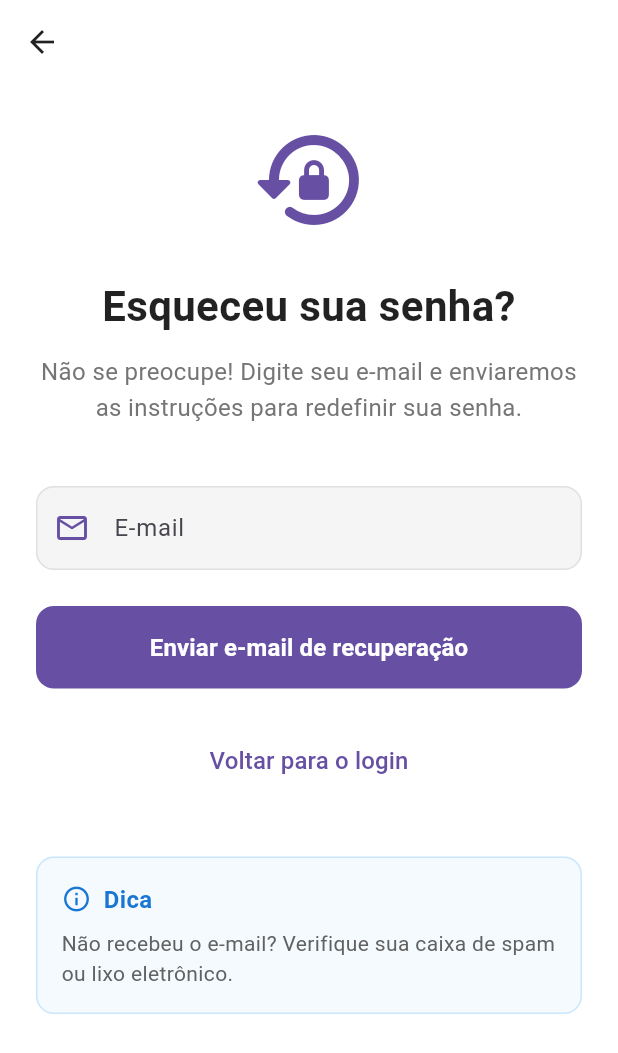
After one commit to R4f0so/bluflix, a Flutter app: the EsqueciSenhaScreen screen opened by its route, after a tap on "Enviar e-mail de recuperação", after a tap on "Voltar para o login", after a tap on "Esqueci minha senha", on a phone screen of 412 x 824 dp. The commit adds this screen. Shown: the top 1053 px of the screen. Run offline on Flutter 3.47's test engine with Material 3 defaults, Android fonts, the phone set to English and light mode, and no system bars; our stand-ins replace cloud_firestore, firebase_auth, firebase_core, go_router, shared_preferences, youtube_player_flutter; accounts and stored records are empty.

Commit message:
- Funcionalidade de "Esqueci a senha" implementada

```diff
--- a/lib/core/routes/app_routes.dart
+++ b/lib/core/routes/app_routes.dart
@@ -3,6 +3,7 @@ import 'package:bluflix/presentation/screens/auth/splash_screen.dart';
 import 'package:bluflix/presentation/screens/auth/options_screen.dart';
 import 'package:bluflix/presentation/screens/auth/login_screen.dart';
 import 'package:bluflix/presentation/screens/auth/cadastro_screen.dart';
+import 'package:bluflix/presentation/screens/auth/esqueci_senha_screen.dart';
 import 'package:bluflix/presentation/screens/onboarding/avatar_screen.dart';
 import 'package:bluflix/presentation/screens/onboarding/apelido_screen.dart';
 import 'package:bluflix/presentation/screens/onboarding/criapin_screen.dart';
@@ -55,6 +56,11 @@ class AppRoutes {
         path: '/cadastro',
         name: 'cadastro',
         builder: (context, state) => const CadastroScreen(),
+      ),
+      GoRoute(
+        path: '/esqueci-senha',
+        name: 'esqueci-senha',
+        builder: (context, state) => const EsqueciSenhaScreen(),
       ),
 
       // ═══════════════════════════════════════════════════════════════
@@ -224,14 +230,14 @@ class AppRoutes {
       ),
 
       // ═══════════════════════════════════════════════════════════════
-      // ROTAS
+      // ANALYTICS
       // ═══════════════════════════════════════════════════════════════
       GoRoute(
         path: '/analytics/:perfilFilhoApelido',
         name: 'perfil-filho-analytics',
         builder: (context, state) {
-        final perfilFilhoApelido = state.pathParameters['perfilFilhoApelido']!;
-        return PerfilFilhoAnalyticsScreen(perfilFilhoApelido: perfilFilhoApelido);
+          final perfilFilhoApelido = state.pathParameters['perfilFilhoApelido']!;
+          return PerfilFilhoAnalyticsScreen(perfilFilhoApelido: perfilFilhoApelido);
         },
       ),
     ],
--- /dev/null
+++ b/lib/presentation/screens/auth/esqueci_senha_screen.dart
@@ -0,0 +1,367 @@
+import 'package:flutter/material.dart';
+import 'package:firebase_auth/firebase_auth.dart';
+import 'package:go_router/go_router.dart';
+
+/// Tela para recuperação de senha via e-mail
+class EsqueciSenhaScreen extends StatefulWidget {
+  const EsqueciSenhaScreen({super.key});
+
+  @override
+  State<EsqueciSenhaScreen> createState() => _EsqueciSenhaScreenState();
+}
+
+class _EsqueciSenhaScreenState extends State<EsqueciSenhaScreen> {
+  final _formKey = GlobalKey<FormState>();
+  final _emailController = TextEditingController();
+  final _auth = FirebaseAuth.instance;
+
+  bool _isLoading = false;
+  String? _mensagemSucesso;
+  String? _mensagemErro;
+
+  @override
+  void dispose() {
+    _emailController.dispose();
+    super.dispose();
+  }
+
+  /// Valida formato do e-mail
+  String? _validarEmail(String? value) {
+    if (value == null || value.isEmpty) {
+      return 'Por favor, insira seu e-mail';
+    }
+
+    final emailRegex = RegExp(
+      r'^[a-zA-Z0-9._%+-]+@[a-zA-Z0-9.-]+\.[a-zA-Z]{2,}$',
+    );
+
+    if (!emailRegex.hasMatch(value)) {
+      return 'Por favor, insira um e-mail válido';
+    }
+
+    return null;
+  }
+
+  /// Envia e-mail de recuperação de senha
+  Future<void> _enviarEmailRecuperacao() async {
+    // Limpa mensagens anteriores
+    setState(() {
+      _mensagemSucesso = null;
+      _mensagemErro = null;
+    });
+
+    // Valida o formulário
+    if (!_formKey.currentState!.validate()) {
+      return;
+    }
+
+    setState(() => _isLoading = true);
+
+    try {
+      await _auth.sendPasswordResetEmail(email: _emailController.text.trim());
+
+      if (!mounted) return;
+
+      setState(() {
+        _mensagemSucesso =
+            'E-mail de recuperação enviado! Verifique sua caixa de entrada.';
+        _mensagemErro = null;
+      });
+
+      // Limpa o campo de e-mail
+      _emailController.clear();
+
+      // Aguarda 3 segundos e volta para a tela de login
+      Future.delayed(const Duration(seconds: 3), () {
+        if (mounted) {
+          context.go('/login');
+        }
+      });
+    } on FirebaseAuthException catch (e) {
+      String mensagem;
+
+      switch (e.code) {
+        case 'user-not-found':
+          mensagem = 'Não existe uma conta com este e-mail.';
+          break;
+        case 'invalid-email':
+          mensagem = 'E-mail inválido.';
+          break;
+        case 'too-many-requests':
+          mensagem = 'Muitas tentativas. Tente novamente mais tarde.';
+          break;
+        default:
+          mensagem = 'Erro ao enviar e-mail: ${e.message}';
+      }
+
+      if (!mounted) return;
+
+      setState(() {
+        _mensagemErro = mensagem;
+        _mensagemSucesso = null;
+      });
+    } catch (e) {
+      if (!mounted) return;
+
+      setState(() {
+        _mensagemErro = 'Erro inesperado. Tente novamente.';
+        _mensagemSucesso = null;
+      });
+    } finally {
+      if (mounted) {
+        setState(() => _isLoading = false);
+      }
+    }
+  }
+
+  @override
+  Widget build(BuildContext context) {
+    final isDarkMode = Theme.of(context).brightness == Brightness.dark;
+    final primaryColor = Theme.of(context).colorScheme.primary;
+
+    return Scaffold(
+      backgroundColor: isDarkMode ? const Color(0xFF121212) : Colors.white,
+      appBar: AppBar(
+        backgroundColor: Colors.transparent,
+        elevation: 0,
+        leading: IconButton(
+          icon: Icon(
+            Icons.arrow_back,
+            color: isDarkMode ? Colors.white : Colors.black87,
+          ),
+          onPressed: () => context.go('/login'),
+        ),
+      ),
+      body: SafeArea(
+        child: SingleChildScrollView(
+          padding: const EdgeInsets.all(24.0),
+          child: Form(
+            key: _formKey,
+            child: Column(
+              crossAxisAlignment: CrossAxisAlignment.stretch,
+              children: [
+                // Ícone de cadeado
+                Icon(Icons.lock_reset_rounded, size: 80, color: primaryColor),
+                const SizedBox(height: 24),
+
+                // Título
+                Text(
+                  'Esqueceu sua senha?',
+                  style: TextStyle(
+                    fontSize: 28,
+                    fontWeight: FontWeight.bold,
+                    color: isDarkMode ? Colors.white : Colors.black87,
+                  ),
+                  textAlign: TextAlign.center,
+                ),
+                const SizedBox(height: 12),
+
+                // Subtítulo
+                Text(
+                  'Não se preocupe! Digite seu e-mail e enviaremos as instruções para redefinir sua senha.',
+                  style: TextStyle(
+                    fontSize: 16,
+                    color: isDarkMode ? Colors.grey[400] : Colors.grey[600],
+                    height: 1.5,
+                  ),
+                  textAlign: TextAlign.center,
+                ),
+                const SizedBox(height: 40),
+
+                // Campo de e-mail
+                TextFormField(
+                  controller: _emailController,
+                  keyboardType: TextInputType.emailAddress,
+                  validator: _validarEmail,
+                  style: TextStyle(
+                    color: isDarkMode ? Colors.white : Colors.black87,
+                  ),
+                  decoration: InputDecoration(
+                    labelText: 'E-mail',
+                    hintText: 'Digite seu e-mail',
+                    prefixIcon: Icon(Icons.email_outlined, color: primaryColor),
+                    filled: true,
+                    fillColor: isDarkMode ? Colors.grey[900] : Colors.grey[100],
+                    border: OutlineInputBorder(
+                      borderRadius: BorderRadius.circular(12),
+                      borderSide: BorderSide.none,
+                    ),
+                    enabledBorder: OutlineInputBorder(
+                      borderRadius: BorderRadius.circular(12),
+                      borderSide: BorderSide(
+                        color: isDarkMode
+                            ? Colors.grey[800]!
+                            : Colors.grey[300]!,
+                      ),
+                    ),
+                    focusedBorder: OutlineInputBorder(
+                      borderRadius: BorderRadius.circular(12),
+                      borderSide: BorderSide(color: primaryColor, width: 2),
+                    ),
+                    errorBorder: OutlineInputBorder(
+                      borderRadius: BorderRadius.circular(12),
+                      borderSide: const BorderSide(color: Colors.red),
+                    ),
+                  ),
+                ),
+                const SizedBox(height: 24),
+
+                // Mensagem de sucesso
+                if (_mensagemSucesso != null)
+                  Container(
+                    padding: const EdgeInsets.all(16),
+                    decoration: BoxDecoration(
+                      color: Colors.green.withOpacity(0.1),
+                      borderRadius: BorderRadius.circular(12),
+                      border: Border.all(color: Colors.green.withOpacity(0.3)),
+                    ),
+                    child: Row(
+                      children: [
+                        const Icon(
+                          Icons.check_circle_outline,
+                          color: Colors.green,
+                        ),
+                        const SizedBox(width: 12),
+                        Expanded(
+                          child: Text(
+                            _mensagemSucesso!,
+                            style: const TextStyle(
+                              color: Colors.green,
+                              fontWeight: FontWeight.w500,
+                            ),
+                          ),
+                        ),
+                      ],
+                    ),
+                  ),
+
+                // Mensagem de erro
+                if (_mensagemErro != null)
+                  Container(
+                    padding: const EdgeInsets.all(16),
+                    decoration: BoxDecoration(
+                      color: Colors.red.withOpacity(0.1),
+                      borderRadius: BorderRadius.circular(12),
+                      border: Border.all(color: Colors.red.withOpacity(0.3)),
+                    ),
+                    child: Row(
+                      children: [
+                        const Icon(Icons.error_outline, color: Colors.red),
+                        const SizedBox(width: 12),
+                        Expanded(
+                          child: Text(
+                            _mensagemErro!,
+                            style: const TextStyle(
+                              color: Colors.red,
+                              fontWeight: FontWeight.w500,
+                            ),
+                          ),
+                        ),
+                      ],
+                    ),
+                  ),
+
+                if (_mensagemSucesso != null || _mensagemErro != null)
+                  const SizedBox(height: 24),
+
+                // Botão Enviar
+                ElevatedButton(
+                  onPressed: _isLoading ? null : _enviarEmailRecuperacao,
+                  style: ElevatedButton.styleFrom(
+                    backgroundColor: primaryColor,
+                    foregroundColor: Colors.white,
+                    padding: const EdgeInsets.symmetric(vertical: 16),
+                    shape: RoundedRectangleBorder(
+                      borderRadius: BorderRadius.circular(12),
+                    ),
+                    elevation: 0,
+                  ),
+                  child: _isLoading
+                      ? const SizedBox(
+                          height: 20,
+                          width: 20,
+                          child: CircularProgressIndicator(
+                            strokeWidth: 2,
+                            valueColor: AlwaysStoppedAnimation<Color>(
+                              Colors.white,
+                            ),
+                          ),
+                        )
+                      : const Text(
+                          'Enviar e-mail de recuperação',
+                          style: TextStyle(
+                            fontSize: 16,
+                            fontWeight: FontWeight.w600,
+                          ),
+                        ),
+                ),
+                const SizedBox(height: 24),
+
+                // Link para voltar ao login
+                TextButton(
+                  onPressed: () => context.go('/login'),
+                  child: Text(
+                    'Voltar para o login',
+                    style: TextStyle(
+                      color: primaryColor,
+                      fontSize: 16,
+                      fontWeight: FontWeight.w500,
+                    ),
+                  ),
+                ),
+
+                const SizedBox(height: 40),
+
+                // Informação adicional
+                Container(
+                  padding: const EdgeInsets.all(16),
+                  decoration: BoxDecoration(
+                    color: isDarkMode
+                        ? Colors.blue.withOpacity(0.1)
+                        : Colors.blue.withOpacity(0.05),
+                    borderRadius: BorderRadius.circular(12),
+                    border: Border.all(color: Colors.blue.withOpacity(0.2)),
+                  ),
+                  child: Column(
+                    crossAxisAlignment: CrossAxisAlignment.start,
+                    children: [
+                      Row(
+                        children: [
+                          Icon(
+                            Icons.info_outline,
+                            color: Colors.blue[700],
+                            size: 20,
+                          ),
+                          const SizedBox(width: 8),
+                          Text(
+                            'Dica',
+                            style: TextStyle(
+                              color: Colors.blue[700],
+                              fontWeight: FontWeight.bold,
+                              fontSize: 16,
+                            ),
+                          ),
+                        ],
+                      ),
+                      const SizedBox(height: 8),
+                      Text(
+                        'Não recebeu o e-mail? Verifique sua caixa de spam ou lixo eletrônico.',
+                        style: TextStyle(
+                          color: isDarkMode
+                              ? Colors.grey[400]
+                              : Colors.grey[700],
+                          fontSize: 14,
+                          height: 1.4,
+                        ),
+                      ),
+                    ],
+                  ),
+                ),
+              ],
+            ),
+          ),
+        ),
+      ),
+    );
+  }
+}
--- a/lib/presentation/screens/auth/login_screen.dart
+++ b/lib/presentation/screens/auth/login_screen.dart
@@ -252,7 +252,36 @@ class _LoginScreenState extends State<LoginScreen> {
                             ),
                             validator: _validarSenha,
                           ),
-                          const SizedBox(height: 30),
+                          const SizedBox(height: 8),
+
+                          // ✅ NOVO: Link "Esqueci minha senha"
+                          SizedBox(
+                            width: 300,
+                            child: Align(
+                              alignment: Alignment.centerRight,
+                              child: TextButton(
+                                onPressed: _isLoading
+                                    ? null
+                                    : () => context.go('/esqueci-senha'),
+                                style: TextButton.styleFrom(
+                                  padding: const EdgeInsets.symmetric(
+                                    vertical: 8,
+                                    horizontal: 4,
+                                  ),
+                                ),
+                                child: Text(
+                                  'Esqueci minha senha',
+                                  style: TextStyle(
+                                    color: appTema.textColor,
+                                    fontSize: 14,
+                                    fontWeight: FontWeight.w500,
+                                    decoration: TextDecoration.underline,
+                                  ),
+                                ),
+                              ),
+                            ),
+                          ),
+                          const SizedBox(height: 24),
 
                           SizedBox(
                             width: 200,
```
